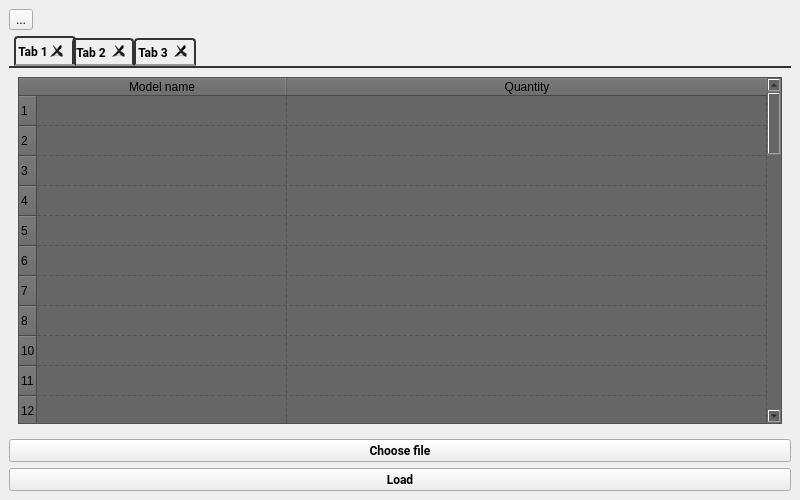
This is mainwindow.ui in sold666/IFC-stats-plugin as Qt 5 draws it before an edit. The edited form follows.
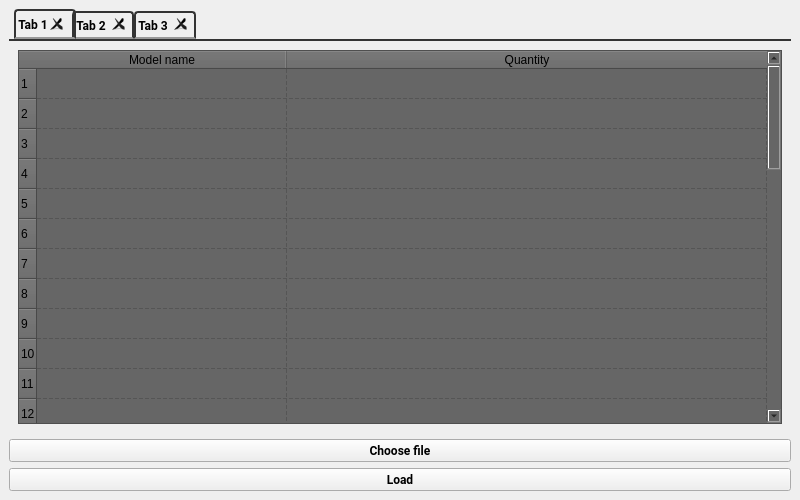
This is the edited form. The open tabs and pages were chosen to show the change.

Patch:
```diff
--- a/mainwindow.ui
+++ b/mainwindow.ui
@@ -18,13 +18,6 @@
   </property>
   <widget class="QWidget" name="centralwidget">
    <layout class="QVBoxLayout" name="verticalLayout_5">
-    <item>
-     <widget class="QToolButton" name="toolButton">
-      <property name="text">
-       <string>...</string>
-      </property>
-     </widget>
-    </item>
     <item>
      <widget class="QTabWidget" name="tabWidget">
       <property name="font">
@@ -135,7 +128,7 @@
            <bool>true</bool>
           </property>
           <property name="rowCount">
-           <number>50</number>
+           <number>36</number>
           </property>
           <attribute name="horizontalHeaderDefaultSectionSize">
            <number>250</number>
@@ -146,76 +139,6 @@
           <attribute name="verticalHeaderShowSortIndicator" stdset="0">
            <bool>false</bool>
           </attribute>
-          <row>
-           <property name="text">
-            <string>1</string>
-           </property>
-          </row>
-          <row>
-           <property name="text">
-            <string>2</string>
-           </property>
-          </row>
-          <row>
-           <property name="text">
-            <string>3</string>
-           </property>
-          </row>
-          <row>
-           <property name="text">
-            <string>4</string>
-           </property>
-          </row>
-          <row>
-           <property name="text">
-            <string>5</string>
-           </property>
-          </row>
-          <row>
-           <property name="text">
-            <string>6</string>
-           </property>
-          </row>
-          <row>
-           <property name="text">
-            <string>7</string>
-           </property>
-          </row>
-          <row>
-           <property name="text">
-            <string>8</string>
-           </property>
-          </row>
-          <row>
-           <property name="text">
-            <string>10</string>
-           </property>
-          </row>
-          <row>
-           <property name="text">
-            <string>11</string>
-           </property>
-          </row>
-          <row>
-           <property name="text">
-            <string>12</string>
-           </property>
-          </row>
-          <row>
-           <property name="text">
-            <string>13</string>
-           </property>
-          </row>
-          <row>
-           <property name="text">
-            <string>14</string>
-           </property>
-          </row>
-          <row>
-           <property name="text">
-            <string>15</string>
-           </property>
-          </row>
           <row/>
           <row/>
           <row/>
```
Left out of the diff: 2 changed lines with no effect on the pictures.
